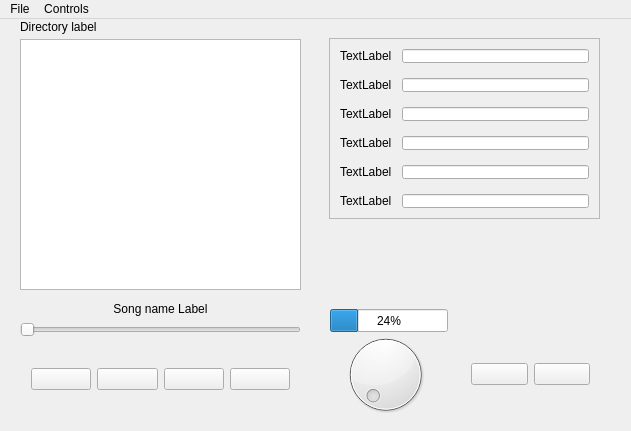
bezoadam/MUL, file qtCreatorProject/MP3Player/mainwindow.ui: the form before one commit.
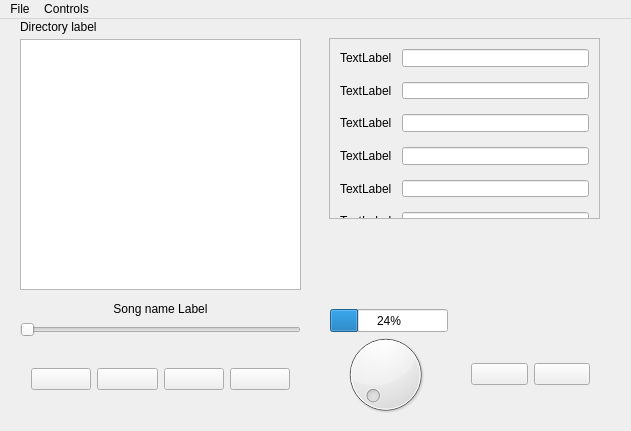
The form after the commit. Icons and pictures are not drawn.

The edit to the form file:
```diff
--- a/qtCreatorProject/MP3Player/mainwindow.ui
+++ b/qtCreatorProject/MP3Player/mainwindow.ui
@@ -10,6 +10,24 @@
     <height>431</height>
    </rect>
   </property>
+  <property name="sizePolicy">
+   <sizepolicy hsizetype="Fixed" vsizetype="Fixed">
+    <horstretch>0</horstretch>
+    <verstretch>0</verstretch>
+   </sizepolicy>
+  </property>
+  <property name="minimumSize">
+   <size>
+    <width>631</width>
+    <height>431</height>
+   </size>
+  </property>
+  <property name="maximumSize">
+   <size>
+    <width>631</width>
+    <height>431</height>
+   </size>
+  </property>
   <property name="windowTitle">
    <string>MP3 Player</string>
   </property>
@@ -180,7 +198,7 @@
         <x>-1</x>
         <y>-1</y>
         <width>271</width>
-        <height>181</height>
+        <height>203</height>
        </rect>
       </property>
       <layout class="QFormLayout" name="formLayout">
```
Left out of the diff: 14 changed lines with no effect on the pictures.
